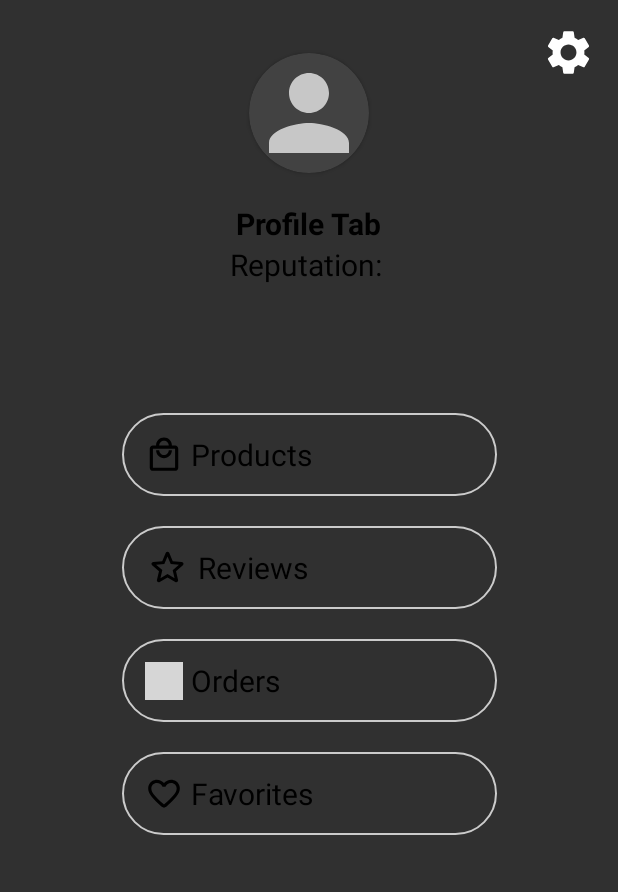
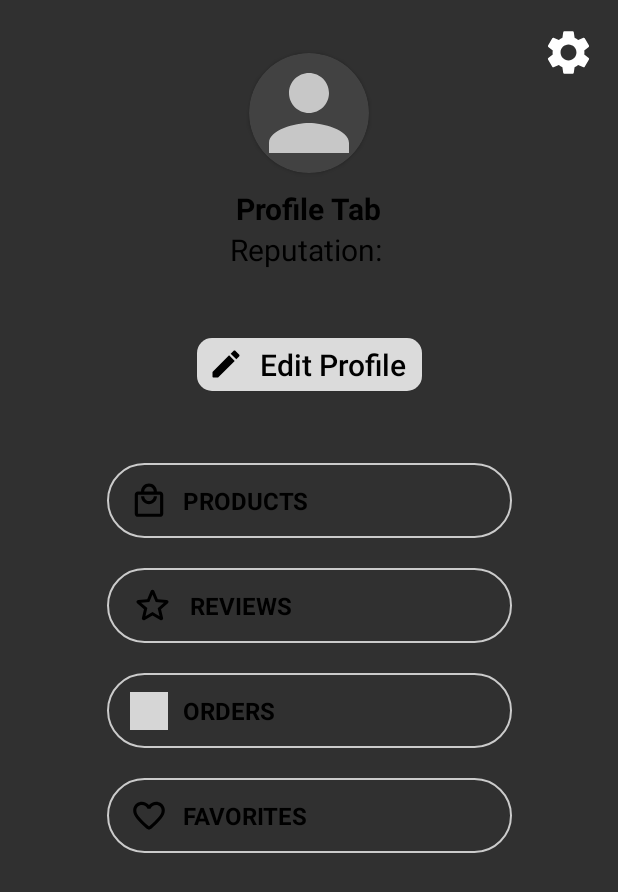
Before and after one commit to ChocolIT/SweetShare, an Android app: the fragment ProfileTab shown on its own in the app's theme, on a phone screen of 412 x 824 dp. Shown: the top 892 px of the screen. Run offline under Robolectric (Android 15) with nearby library versions, the phone set to English and light mode, and no system bars; 4 statements that could not run were skipped; grey boxes are pictures that could not be loaded.

Commit message:
Minor improvements.

```diff
--- a/app/src/main/java/com/example/sweetshare/MainActivity.java
+++ b/app/src/main/java/com/example/sweetshare/MainActivity.java
@@ -62,4 +62,7 @@ public class MainActivity extends AppCompatActivity {
         Intent intent = getIntent();
         return (Map<String, Object>) (HashMap<String, Object>)intent.getSerializableExtra(UserConstants.USER_DATA);
     }
+
+    public void lol(View view) {
+    }
 }
--- /dev/null
+++ b/app/src/main/res/drawable/ic_profile_tab_edit.xml
@@ -0,0 +1,10 @@
+<vector xmlns:android="http://schemas.android.com/apk/res/android"
+    android:width="24dp"
+    android:height="24dp"
+    android:viewportWidth="24"
+    android:viewportHeight="24"
+    android:tint="@color/black">
+  <path
+      android:fillColor="@android:color/white"
+      android:pathData="M3,17.46v3.04c0,0.28 0.22,0.5 0.5,0.5h3.04c0.13,0 0.26,-0.05 0.35,-0.15L17.81,9.94l-3.75,-3.75L3.15,17.1c-0.1,0.1 -0.15,0.22 -0.15,0.36zM20.71,7.04c0.39,-0.39 0.39,-1.02 0,-1.41l-2.34,-2.34c-0.39,-0.39 -1.02,-0.39 -1.41,0l-1.83,1.83 3.75,3.75 1.83,-1.83z"/>
+</vector>
--- a/app/src/main/res/drawable/profile_tab_button_background.xml
+++ b/app/src/main/res/drawable/profile_tab_button_background.xml
@@ -8,7 +8,7 @@
             <corners android:radius="30dp"/>
             <stroke
                 android:color="@color/grey"
-                android:width="1.5dp"/>
+                android:width="1dp"/>
         </shape>
     </item>
 </layer-list>
--- /dev/null
+++ b/app/src/main/res/drawable/profile_tab_edit_profile_button.xml
@@ -0,0 +1,14 @@
+<?xml version="1.0" encoding="utf-8"?>
+<selector xmlns:android="http://schemas.android.com/apk/res/android">
+    <item>
+        <shape android:shape="rectangle">
+            <size
+                android:width="140dp"
+                android:height="45dp"/>
+            <solid
+                android:color="@color/lightGrey"/>
+            <corners
+                android:radius="10dp"/>
+        </shape>
+    </item>
+</selector>
--- a/app/src/main/res/layout/activity_login.xml
+++ b/app/src/main/res/layout/activity_login.xml
@@ -51,7 +51,8 @@
                 android:text="Login"
                 app:layout_constraintEnd_toEndOf="@id/passwordField"
                 app:layout_constraintStart_toStartOf="@id/passwordField"
-                app:layout_constraintTop_toBottomOf="@id/passwordField" />
+                app:layout_constraintTop_toBottomOf="@id/passwordField"
+                android:foreground="?attr/selectableItemBackgroundBorderless"/>
 
             <EditText
                 android:id="@+id/passwordField"
--- a/app/src/main/res/layout/fragment_profile_tab.xml
+++ b/app/src/main/res/layout/fragment_profile_tab.xml
@@ -35,16 +35,21 @@
     </androidx.constraintlayout.widget.ConstraintLayout>
 
     <ScrollView
+        android:id="@+id/scrollViewProfile"
         android:layout_width="match_parent"
         android:layout_height="0dp"
+        android:fillViewport="true"
+        app:layout_constraintBottom_toBottomOf="parent"
+        app:layout_constraintEnd_toEndOf="parent"
+        app:layout_constraintStart_toStartOf="parent"
         app:layout_constraintTop_toBottomOf="@id/profileImg"
-        app:layout_constraintBottom_toTopOf="@id/tabLayoutSimulator"
-        android:layout_marginTop="20dp">
+        android:overScrollMode="never">
 
         <androidx.constraintlayout.widget.ConstraintLayout
             android:id="@+id/body"
             android:layout_width="match_parent"
-            android:layout_height="wrap_content">
+            android:layout_height="match_parent"
+            android:layout_marginTop="10dp">
 
             <TextView
                 android:id="@+id/userFullName"
@@ -73,62 +78,85 @@
                 android:id="@+id/userStarRating"
                 android:layout_width="wrap_content"
                 android:layout_height="wrap_content"
+                android:layout_marginTop="0dp"
                 app:layout_constraintEnd_toEndOf="parent"
                 app:layout_constraintStart_toStartOf="parent"
                 app:layout_constraintTop_toBottomOf="@id/userReputation"
-                android:layout_marginTop="0dp">
+                android:translationX="10dp">
 
                 <View
                     android:id="@+id/ic_review_star1"
                     android:layout_width="35dp"
                     android:layout_height="35dp"
-                    app:layout_constraintStart_toStartOf="parent"
+                    android:layout_margin="-5dp"
                     app:layout_constraintBottom_toBottomOf="parent"
-                    android:layout_margin="-5dp"/>
+                    app:layout_constraintStart_toStartOf="parent" />
 
                 <View
                     android:id="@+id/ic_review_star2"
                     android:layout_width="35dp"
                     android:layout_height="35dp"
+                    android:layout_margin="-5dp"
+                    app:layout_constraintBottom_toBottomOf="parent"
                     app:layout_constraintStart_toEndOf="@id/ic_review_star1"
-                    app:layout_constraintBottom_toBottomOf="parent"
-                    android:layout_margin="-5dp"/>
+                    android:translationX="-5dp"/>
 
                 <View
                     android:id="@+id/ic_review_star3"
                     android:layout_width="35dp"
                     android:layout_height="35dp"
+                    android:layout_margin="-5dp"
+                    app:layout_constraintBottom_toBottomOf="parent"
                     app:layout_constraintStart_toEndOf="@id/ic_review_star2"
-                    app:layout_constraintBottom_toBottomOf="parent"
-                    android:layout_margin="-5dp"/>
+                    android:translationX="-10dp"/>
 
                 <View
                     android:id="@+id/ic_review_star4"
                     android:layout_width="35dp"
                     android:layout_height="35dp"
+                    android:layout_margin="-5dp"
+                    app:layout_constraintBottom_toBottomOf="parent"
                     app:layout_constraintStart_toEndOf="@id/ic_review_star3"
-                    app:layout_constraintBottom_toBottomOf="parent"
-                    android:layout_margin="-5dp"/>
+                    android:translationX="-15dp"/>
 
                 <View
                     android:id="@+id/ic_review_star5"
                     android:layout_width="35dp"
                     android:layout_height="35dp"
+                    android:layout_margin="-5dp"
+                    app:layout_constraintBottom_toBottomOf="parent"
                     app:layout_constraintStart_toEndOf="@id/ic_review_star4"
-                    app:layout_constraintBottom_toBottomOf="parent"
-                    android:layout_margin="-5dp"/>
+                    android:translationX="-20dp"/>
 
             </androidx.constraintlayout.widget.ConstraintLayout>
 
-            <View
-                android:id="@+id/productsButton"
-                android:layout_width="250dp"
-                android:layout_height="55dp"
-                android:layout_marginTop="50dp"
-                android:background="@drawable/profile_tab_button_background"
+            <Button
+                android:id="@+id/editProfileButton"
+                android:layout_width="150dp"
+                android:layout_height="35dp"
+                android:layout_marginTop="10dp"
+                android:background="@drawable/profile_tab_edit_profile_button"
+                android:drawableStart="@drawable/ic_profile_tab_edit"
+                android:paddingStart="7dp"
+                android:text="Edit Profile"
+
+                android:textAllCaps="false"
+                android:textColor="@color/black"
+                android:textSize="20sp"
                 app:layout_constraintEnd_toEndOf="parent"
                 app:layout_constraintStart_toStartOf="parent"
                 app:layout_constraintTop_toBottomOf="@id/userStarRating" />
+
+            <View
+                android:id="@+id/productsButton"
+                android:layout_width="270dp"
+                android:layout_height="50dp"
+                android:layout_marginTop="48dp"
+                android:background="@drawable/profile_tab_button_background"
+                android:foreground="?attr/selectableItemBackground"
+                app:layout_constraintEnd_toEndOf="parent"
+                app:layout_constraintStart_toStartOf="parent"
+                app:layout_constraintTop_toBottomOf="@id/editProfileButton" />
 
             <ImageView
                 android:id="@+id/ic_products"
@@ -144,10 +172,11 @@
                 android:id="@+id/text_products"
                 android:layout_width="wrap_content"
                 android:layout_height="wrap_content"
-                android:layout_marginStart="5dp"
-                android:text="Products"
+                android:layout_marginStart="10dp"
+                android:text="PRODUCTS"
                 android:textColor="@color/black"
-                android:textSize="20sp"
+                android:textStyle="bold"
+                android:textSize="16sp"
                 app:layout_constraintBottom_toBottomOf="@+id/productsButton"
                 app:layout_constraintStart_toEndOf="@id/ic_products"
                 app:layout_constraintTop_toTopOf="@+id/productsButton" />
@@ -155,8 +184,8 @@
 
             <View
                 android:id="@+id/reviewsButton"
-                android:layout_width="250dp"
-                android:layout_height="55dp"
+                android:layout_width="270dp"
+                android:layout_height="50dp"
                 android:layout_marginTop="20dp"
                 android:background="@drawable/profile_tab_button_background"
                 app:layout_constraintEnd_toEndOf="parent"
@@ -177,18 +206,19 @@
                 android:id="@+id/text_reviews"
                 android:layout_width="wrap_content"
                 android:layout_height="wrap_content"
-                android:layout_marginStart="5dp"
-                android:text="Reviews"
+                android:layout_marginStart="10dp"
+                android:text="REVIEWS"
                 android:textColor="@color/black"
-                android:textSize="20sp"
+                android:textSize="16sp"
+                android:textStyle="bold"
                 app:layout_constraintBottom_toBottomOf="@+id/reviewsButton"
                 app:layout_constraintStart_toEndOf="@id/ic_reviews"
                 app:layout_constraintTop_toTopOf="@+id/reviewsButton" />
 
             <View
                 android:id="@+id/ordersButton"
-                android:layout_width="250dp"
-                android:layout_height="55dp"
+                android:layout_width="270dp"
+                android:layout_height="50dp"
                 android:layout_marginTop="20dp"
                 android:background="@drawable/profile_tab_button_background"
                 app:layout_constraintEnd_toEndOf="parent"
@@ -209,18 +239,19 @@
                 android:id="@+id/text_orders"
                 android:layout_width="wrap_content"
                 android:layout_height="wrap_content"
-                android:layout_marginStart="5dp"
-                android:text="Orders"
+                android:layout_marginStart="10dp"
+                android:text="ORDERS"
                 android:textColor="@color/black"
-                android:textSize="20sp"
+                android:textSize="16sp"
+                android:textStyle="bold"
                 app:layout_constraintBottom_toBottomOf="@+id/ordersButton"
                 app:layout_constraintStart_toEndOf="@id/ic_orders"
                 app:layout_constraintTop_toTopOf="@+id/ordersButton" />
 
             <View
                 android:id="@+id/favoritesButton"
-                android:layout_width="250dp"
-                android:layout_height="55dp"
+                android:layout_width="270dp"
+                android:layout_height="50dp"
                 android:layout_marginTop="20dp"
                 android:background="@drawable/profile_tab_button_background"
                 app:layout_constraintEnd_toEndOf="parent"
@@ -240,10 +271,11 @@
             <TextView
                 android:layout_width="wrap_content"
                 android:layout_height="wrap_content"
-                android:layout_marginStart="5dp"
-                android:text="Favorites"
+                android:layout_marginStart="10dp"
+                android:text="FAVORITES"
                 android:textColor="@color/black"
-                android:textSize="20sp"
+                android:textSize="16sp"
+                android:textStyle="bold"
                 app:layout_constraintBottom_toBottomOf="@id/favoritesButton"
                 app:layout_constraintStart_toEndOf="@id/ic_favorites"
                 app:layout_constraintTop_toTopOf="@+id/favoritesButton" />
@@ -251,11 +283,6 @@
         </androidx.constraintlayout.widget.ConstraintLayout>
     </ScrollView>
 
-    <androidx.constraintlayout.widget.ConstraintLayout
-        android:id="@+id/tabLayoutSimulator"
-        android:layout_width="match_parent"
-        android:layout_height="65dp"
-        app:layout_constraintBottom_toBottomOf="parent"/>
 
     <androidx.cardview.widget.CardView
         android:id="@+id/profileImg"
--- a/app/src/main/res/values/colors.xml
+++ b/app/src/main/res/values/colors.xml
@@ -12,4 +12,5 @@
     <color name="darkGrey">#595959</color>
     <color name="successGreen">#00b015</color>
     <color name="failureRed">#e60000</color>
+    <color name="lightGrey">#dbdbdb</color>
 </resources>
```
